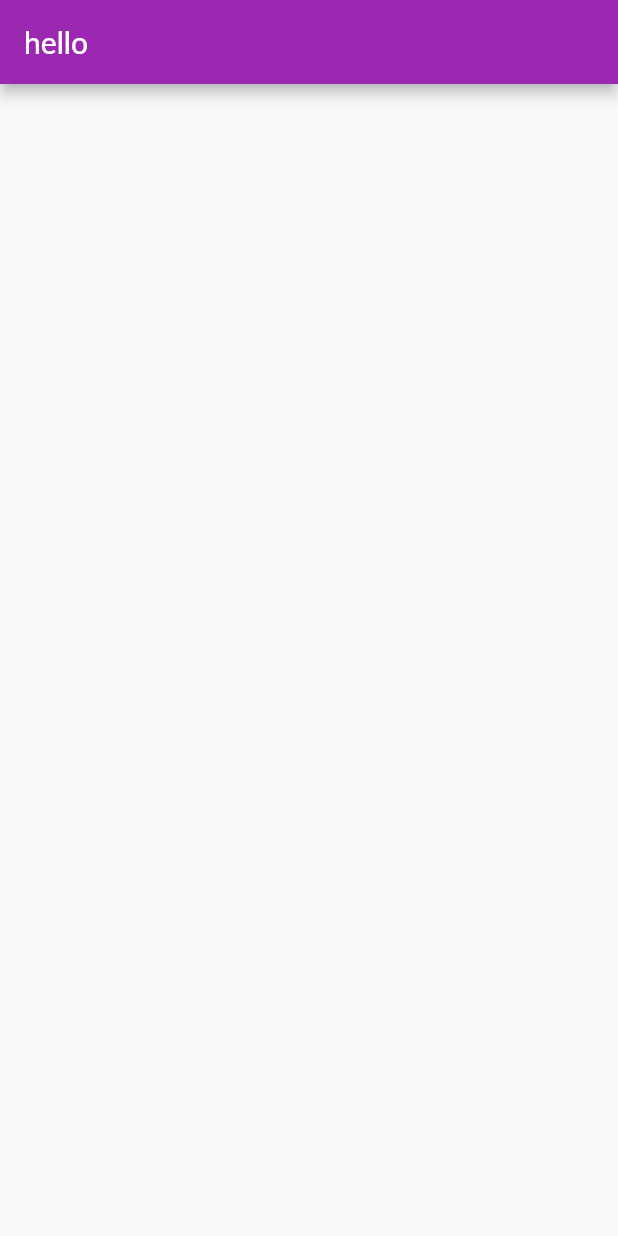
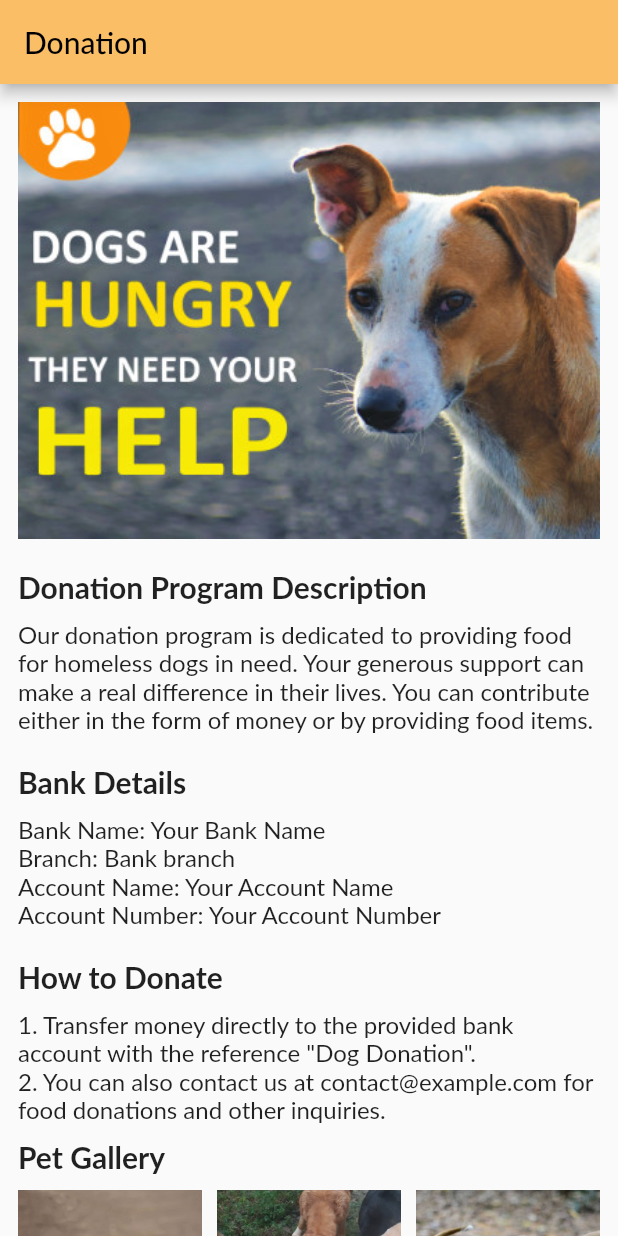
Before and after one commit to KJBotheju/pet, a Flutter app: the page9 screen opened directly, on a phone screen of 412 x 824 dp. Run offline on Flutter 3.47's test engine with Material 2 defaults, Android fonts, the phone set to English and light mode, and no system bars; our stand-ins replace carousel_slider, fluttertoast, geolocator, google_maps_flutter, image_picker and 1 more; missing offline and left inert: dart:ffi, flutter_google_places, google_api_headers, google_maps_webservice; accounts and stored records are empty; Roboto replaces fonts that are missing (Lato).

Commit message:
donation

```diff
--- a/lib/all_pages/page2.dart
+++ b/lib/all_pages/page2.dart
@@ -67,7 +67,6 @@ class _page2State extends State<page2> {
                         style: TextStyle(
                           color: Colors.black,
                           fontWeight: FontWeight.bold,
-                          backgroundColor: Colors.white.withOpacity(0.5),
 
                           // Set the text color for grid item
                           fontSize: 30.0, // Set the font size for grid item
--- a/lib/all_pages/page4.dart
+++ b/lib/all_pages/page4.dart
@@ -34,9 +34,9 @@ class _page4State extends State<page4> {
           child: GridView.builder(
             gridDelegate: SliverGridDelegateWithFixedCrossAxisCount(
                 crossAxisCount: 1, // Set the number of columns
-                mainAxisSpacing: 10.0,
+                mainAxisSpacing: 1.0,
                 childAspectRatio:
-                    0.6 // Set the vertical spacing between grid items
+                    1.4 // Set the vertical spacing between grid items
                 ),
             shrinkWrap:
                 true, // Allow the GridView to be scrollable within the SingleChildScrollView
@@ -47,7 +47,7 @@ class _page4State extends State<page4> {
               return Container(
                 decoration: BoxDecoration(
                   image: DecorationImage(
-                      image: AssetImage('assets/images/petfood.jpeg'),
+                      image: AssetImage('assets/images/sh.jpeg'),
                       fit: BoxFit.cover),
                 ),
                 // color: Color.fromARGB(255, 119, 187,
--- a/lib/all_pages/page9.dart
+++ b/lib/all_pages/page9.dart
@@ -1,4 +1,6 @@
 import 'package:flutter/material.dart';
+
+import '../widgets/constant.dart';
 
 class page9 extends StatefulWidget {
   @override
@@ -6,11 +8,120 @@ class page9 extends StatefulWidget {
 }
 
 class _page9State extends State<page9> {
+  final List<String> galleryImages = [
+    'assets/images/d1.jpg',
+    'assets/images/d2.jpeg',
+    'assets/images/d3.jpg',
+    'assets/images/d4.jpg',
+    'assets/images/d5.jpg',
+    'assets/images/d6.jpg',
+    // Add more image paths as needed
+  ];
   @override
   Widget build(BuildContext context) {
     return Scaffold(
       appBar: AppBar(
-        title: Text('hello'),
+        title: Text('Donation'),
+        backgroundColor: kPrimaryColor,
+        foregroundColor: Colors.black,
+      ),
+      body: SingleChildScrollView(
+        child: Padding(
+          padding: const EdgeInsets.all(12.0),
+          child: Column(
+            crossAxisAlignment: CrossAxisAlignment.start,
+            children: [
+              Container(
+                width: MediaQuery.of(context)
+                    .size
+                    .width, // Set container width to screen width
+                child: Image.asset(
+                  'assets/images/donation.jpeg', // Replace with your image asset path
+                  fit: BoxFit
+                      .cover, // Use BoxFit.cover to make the image cover the entire container
+                ),
+              ),
+              SizedBox(height: 20),
+              Text(
+                'Donation Program Description',
+                style: TextStyle(
+                  fontSize: 20,
+                  fontWeight: FontWeight.bold,
+                ),
+              ),
+              SizedBox(height: 10),
+              Text(
+                'Our donation program is dedicated to providing food for homeless dogs in need. Your generous support can make a real difference in their lives. You can contribute either in the form of money or by providing food items.',
+                style: TextStyle(fontSize: 16),
+              ),
+              SizedBox(height: 20),
+              Text(
+                'Bank Details',
+                style: TextStyle(
+                  fontSize: 20,
+                  fontWeight: FontWeight.bold,
+                ),
+              ),
+              SizedBox(height: 10),
+              Text(
+                'Bank Name: Your Bank Name',
+                style: TextStyle(fontSize: 16),
+              ),
+              Text(
+                'Branch: Bank branch',
+                style: TextStyle(fontSize: 16),
+              ),
+              Text(
+                'Account Name: Your Account Name',
+                style: TextStyle(fontSize: 16),
+              ),
+              Text(
+                'Account Number: Your Account Number',
+                style: TextStyle(fontSize: 16),
+              ),
+              SizedBox(height: 20),
+              Text(
+                'How to Donate',
+                style: TextStyle(
+                  fontSize: 20,
+                  fontWeight: FontWeight.bold,
+                ),
+              ),
+              SizedBox(height: 10),
+              Text(
+                '1. Transfer money directly to the provided bank account with the reference "Dog Donation".',
+                style: TextStyle(fontSize: 16),
+              ),
+              Text(
+                '2. You can also contact us at contact@example.com for food donations and other inquiries.',
+                style: TextStyle(fontSize: 16),
+              ),
+              SizedBox(height: 10),
+              Text(
+                'Pet Gallery',
+                style: TextStyle(
+                  fontSize: 20,
+                  fontWeight: FontWeight.bold,
+                ),
+              ),
+              SizedBox(height: 10),
+              GridView.builder(
+                  shrinkWrap: true,
+                  gridDelegate: SliverGridDelegateWithFixedCrossAxisCount(
+                    crossAxisCount: 3, // Adjust the number of columns as needed
+                    crossAxisSpacing: 10.0,
+                    mainAxisSpacing: 10.0,
+                  ),
+                  itemCount: galleryImages.length,
+                  itemBuilder: (context, index) {
+                    return Image.asset(
+                      galleryImages[index],
+                      fit: BoxFit.cover,
+                    );
+                  })
+            ],
+          ),
+        ),
       ),
     );
   }
```
Also changed, not shown: pubspec.yaml (+8 -0 lines), assets/images/d1.jpg (added), assets/images/d2.jpeg (added), assets/images/d3.jpg (added), assets/images/d4.jpg (added), assets/images/d5.jpg (added), assets/images/d6.jpg (added), assets/images/donation.jpeg (added), assets/images/sh.jpeg (added).
